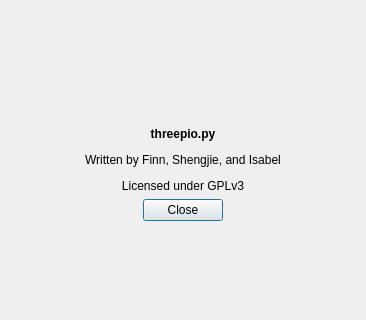
First picture: the form in layouts/credits.ui, repository finnjames/threepio, before the edit; both pictures show x 0 to 366 and y 119 to 439 of the 366 by 595 pixel window.
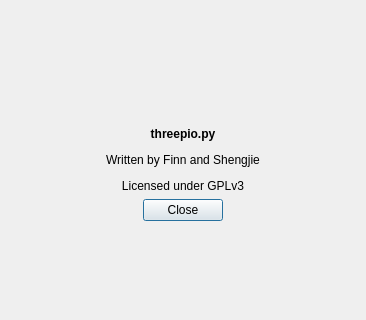
Second picture: the form after the edit. Icons and pictures are not drawn.

```diff
--- a/layouts/credits.ui
+++ b/layouts/credits.ui
@@ -36,7 +36,7 @@
    <item>
     <widget class="QLabel" name="label_2">
      <property name="text">
-      <string>&lt;html&gt;&lt;head/&gt;&lt;body&gt;&lt;p&gt;&lt;span style=&quot; font-weight:600;&quot;&gt;threepio.py&lt;/span&gt;&lt;/p&gt;&lt;p&gt;Written by Finn, Shengjie, and Isabel&lt;/p&gt;&lt;p&gt;Licensed under GPLv3&lt;/p&gt;&lt;/body&gt;&lt;/html&gt;</string>
+      <string>&lt;html&gt;&lt;head/&gt;&lt;body&gt;&lt;p&gt;&lt;span style=&quot; font-weight:600;&quot;&gt;threepio.py&lt;/span&gt;&lt;/p&gt;&lt;p&gt;Written by Finn and Shengjie&lt;/p&gt;&lt;p&gt;Licensed under GPLv3&lt;/p&gt;&lt;/body&gt;&lt;/html&gt;</string>
      </property>
      <property name="alignment">
       <set>Qt::AlignCenter</set>
```
